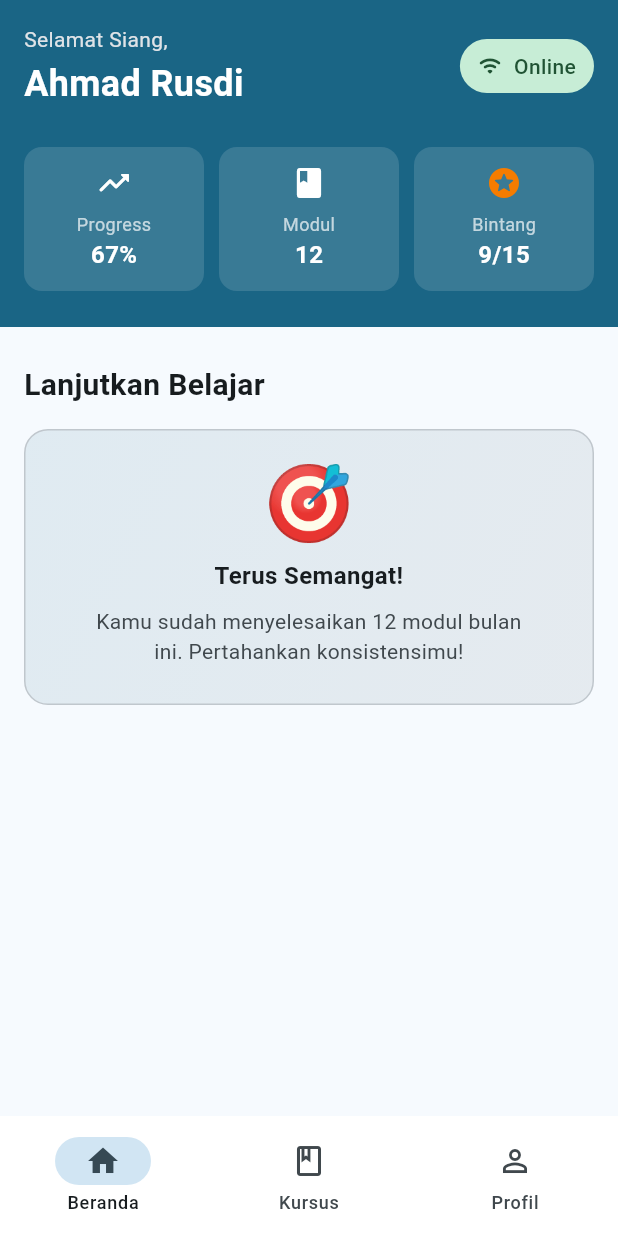
After one commit to JavierGavra/SekolahKita, a Flutter app: the BottomNavigation screen opened directly, on a phone screen of 412 x 824 dp. The commit adds this screen. Run offline on Flutter 3.47's test engine with Material 3 defaults, Android fonts, the phone set to English and light mode, and no system bars; our stand-ins replace connectivity_plus, flutter_svg, sqflite; accounts and stored records are empty.

Commit message:
feat: [JG] create bottom navigation & home page

```diff
--- a/lib/core/utils/navigate/navigate.dart
+++ b/lib/core/utils/navigate/navigate.dart
@@ -1,8 +1,23 @@
 import 'package:flutter/material.dart';
 
-class Navigate {
+abstract class Navigate {
   static void push(BuildContext context, Widget page) {
     Navigator.push(context, MaterialPageRoute(builder: (context) => page));
+  }
+
+  static void pushReplacement(BuildContext context, Widget page) {
+    Navigator.pushReplacement(
+      context,
+      MaterialPageRoute(builder: (context) => page),
+    );
+  }
+
+  static void pushAndRemoveUntil(BuildContext context, Widget page) {
+    Navigator.pushAndRemoveUntil(
+      context,
+      MaterialPageRoute(builder: (context) => page),
+      (route) => false,
+    );
   }
 
   static void pop(BuildContext context, {Object? result}) {
--- /dev/null
+++ b/lib/core/widgets/online_chip.dart
@@ -0,0 +1,97 @@
+import 'package:flutter/material.dart';
+import 'package:sekolah_kita/core/theme/theme.dart';
+import 'dart:async';
+import 'package:connectivity_plus/connectivity_plus.dart';
+
+class OnlineChip extends StatefulWidget {
+  const OnlineChip({super.key});
+
+  @override
+  State<OnlineChip> createState() => _OnlineChipState();
+}
+
+class _OnlineChipState extends State<OnlineChip> {
+  bool _isOnline = true;
+  late StreamSubscription<List<ConnectivityResult>> _connectivitySubscription;
+  final Connectivity _connectivity = Connectivity();
+
+  @override
+  void initState() {
+    super.initState();
+    _checkInitialConnectivity();
+    _listenToConnectivityChanges();
+  }
+
+  Future<void> _checkInitialConnectivity() async {
+    try {
+      final result = await _connectivity.checkConnectivity();
+      _updateConnectionStatus(result);
+    } catch (e) {
+      setState(() {
+        _isOnline = false;
+      });
+    }
+  }
+
+  void _listenToConnectivityChanges() {
+    _connectivitySubscription = _connectivity.onConnectivityChanged.listen((
+      List<ConnectivityResult> result,
+    ) {
+      _updateConnectionStatus(result);
+    });
+  }
+
+  void _updateConnectionStatus(List<ConnectivityResult> result) {
+    setState(() {
+      _isOnline = result.any(
+        (element) =>
+            element == ConnectivityResult.mobile ||
+            element == ConnectivityResult.wifi ||
+            element == ConnectivityResult.ethernet,
+      );
+    });
+  }
+
+  @override
+  void dispose() {
+    _connectivitySubscription.cancel();
+    super.dispose();
+  }
+
+  @override
+  Widget build(BuildContext context) {
+    final color = Theme.of(context).colorScheme;
+
+    return AnimatedContainer(
+      duration: const Duration(milliseconds: 250),
+      padding: const EdgeInsets.symmetric(horizontal: 12, vertical: 8),
+      decoration: BoxDecoration(
+        color: _isOnline ? color.successContainer : color.errorContainer,
+        borderRadius: BorderRadius.circular(24),
+      ),
+      child: Row(
+        mainAxisSize: MainAxisSize.min,
+        spacing: 8,
+        children: [
+          Icon(
+            _isOnline ? Icons.wifi_rounded : Icons.wifi_off_rounded,
+            color: _isOnline
+                ? color.onSuccessContainer
+                : color.onErrorContainer,
+            size: 16,
+          ),
+          Text(
+            _isOnline ? 'Online' : 'Offline',
+            style: TextStyle(
+              color: _isOnline
+                  ? color.onSuccessContainer
+                  : color.onErrorContainer,
+              height: 1.428,
+              fontWeight: FontWeight.w500,
+            ),
+          ),
+        ],
+      ),
+    );
+  }
+}
--- /dev/null
+++ b/lib/features/home/views/pages/home_page.dart
@@ -0,0 +1,37 @@
+import 'package:flutter/material.dart';
+import 'package:sekolah_kita/features/home/views/widgets/greeting_card.dart';
+import 'package:sekolah_kita/features/home/views/widgets/header_section.dart';
+
+class HomePage extends StatelessWidget {
+  const HomePage({super.key});
+
+  @override
+  Widget build(BuildContext context) {
+    return Scaffold(
+      body: Column(
+        children: [
+          HeaderSection(),
+          Container(
+            width: double.infinity,
+            padding: EdgeInsets.symmetric(horizontal: 16, vertical: 24),
+            child: Column(
+              crossAxisAlignment: CrossAxisAlignment.start,
+              children: [
+                Text(
+                  'Lanjutkan Belajar',
+                  style: TextStyle(
+                    fontSize: 20,
+                    height: 1.4,
+                    fontWeight: FontWeight.w600,
+                  ),
+                ),
+                SizedBox(height: 16),
+                GreetingCard(),
+              ],
+            ),
+          ),
+        ],
+      ),
+    );
+  }
+}
--- /dev/null
+++ b/lib/features/home/views/widgets/continue_course_card.dart
@@ -0,0 +1,10 @@
+import 'package:flutter/material.dart';
+
+class ContinueCourseCard extends StatelessWidget {
+  const ContinueCourseCard({super.key});
+
+  @override
+  Widget build(BuildContext context) {
+    return const Placeholder();
+  }
+}
--- /dev/null
+++ b/lib/features/home/views/widgets/greeting_card.dart
@@ -0,0 +1,54 @@
+import 'package:flutter/material.dart';
+
+class GreetingCard extends StatelessWidget {
+  const GreetingCard({super.key});
+
+  @override
+  Widget build(BuildContext context) {
+    final color = Theme.of(context).colorScheme;
+    return Container(
+      padding: const EdgeInsets.symmetric(vertical: 25, horizontal: 40),
+      decoration: BoxDecoration(
+        borderRadius: BorderRadius.circular(16),
+        border: Border.all(color: color.outlineVariant),
+        gradient: LinearGradient(
+          begin: Alignment.topLeft,
+          end: Alignment.bottomRight,
+          colors: [
+            color.primary.withValues(alpha: 0.1),
+            color.secondary.withValues(alpha: 0.1),
+          ],
+        ),
+      ),
+      child: Column(
+        children: [
+          Text(
+            "🎯",
+            textAlign: TextAlign.center,
+            style: TextStyle(fontSize: 48, height: 1),
+          ),
+          const SizedBox(height: 12),
+          Text(
+            'Terus Semangat!',
+            textAlign: TextAlign.center,
+            style: TextStyle(
+              fontSize: 16,
+              fontWeight: FontWeight.w600,
+              height: 1.5,
+            ),
+          ),
+          const SizedBox(height: 8),
+          Text(
+            'Kamu sudah menyelesaikan 12 modul bulan ini. Pertahankan konsistensimu!',
+            textAlign: TextAlign.center,
+            style: TextStyle(
+              color: color.onSurfaceVariant,
+              fontSize: 14,
+              height: 1.428,
+            ),
+          ),
+        ],
+      ),
+    );
+  }
+}
--- /dev/null
+++ b/lib/features/home/views/widgets/header_section.dart
@@ -0,0 +1,116 @@
+import 'package:flutter/material.dart';
+import 'package:sekolah_kita/core/widgets/online_chip.dart';
+
+class HeaderSection extends StatelessWidget {
+  const HeaderSection({super.key});
+
+  @override
+  Widget build(BuildContext context) {
+    final color = Theme.of(context).colorScheme;
+    return Container(
+      width: double.infinity,
+      color: color.primary,
+      padding: const EdgeInsets.fromLTRB(16, 14, 16, 24),
+      child: SafeArea(
+        child: Column(
+          children: [
+            _buildGreeting(color),
+            SizedBox(height: 24),
+            _buildQuickInfo(color),
+          ],
+        ),
+      ),
+    );
+  }
+
+  Widget _buildGreeting(ColorScheme color) {
+    return Row(
+      mainAxisAlignment: MainAxisAlignment.spaceBetween,
+      children: [
+        Column(
+          crossAxisAlignment: CrossAxisAlignment.start,
+          children: [
+            Text(
+              'Selamat Siang,',
+              style: TextStyle(
+                color: color.surfaceContainerHighest,
+                height: 1.714,
+              ),
+            ),
+            Text(
+              'Ahmad Rusdi',
+              style: TextStyle(
+                color: color.onPrimary,
+                fontSize: 24,
+                fontWeight: FontWeight.bold,
+                height: 1.5,
+              ),
+            ),
+          ],
+        ),
+        OnlineChip(),
+      ],
+    );
+  }
+
+  Widget _buildQuickInfo(ColorScheme color) {
+    return Row(
+      mainAxisAlignment: MainAxisAlignment.spaceBetween,
+      spacing: 10,
+      children: [
+        _buildQuickInfoItem(
+          color,
+          Icons.trending_up_rounded,
+          "Progress",
+          "67%",
+        ),
+        _buildQuickInfoItem(color, Icons.book_rounded, "Modul", "12"),
+        _buildQuickInfoItem(color, Icons.stars_rounded, "Bintang", "9/15"),
+      ],
+    );
+  }
+
+  Widget _buildQuickInfoItem(
+    ColorScheme color,
+    IconData icon,
+    String title,
+    String value,
+  ) {
+    return Expanded(
+      child: Container(
+        padding: const EdgeInsets.all(12),
+        decoration: BoxDecoration(
+          color: color.surfaceContainer.withValues(alpha: 0.15),
+          borderRadius: BorderRadius.circular(12),
+        ),
+        child: Column(
+          crossAxisAlignment: CrossAxisAlignment.center,
+          children: [
+            Icon(
+              icon,
+              color: (title == "Bintang") ? Color(0xFFF57C00) : color.onPrimary,
+            ),
+            SizedBox(height: 8),
+            Text(
+              title,
+              style: TextStyle(
+                color: color.onPrimary.withValues(alpha: 0.7),
+                fontSize: 12,
+                height: 1.333,
+              ),
+            ),
+            Text(
+              value,
+              style: TextStyle(
+                color: color.onPrimary,
+                fontSize: 16,
+                fontWeight: FontWeight.w600,
+                height: 1.5,
+              ),
+            ),
+          ],
+        ),
+      ),
+    );
+  }
+}
--- a/lib/features/introduction/views/pages/introduction_page.dart
+++ b/lib/features/introduction/views/pages/introduction_page.dart
@@ -1,7 +1,8 @@
 import 'package:flutter/material.dart';
 import 'package:sekolah_kita/core/constant/svg_assets.dart';
-import 'package:sekolah_kita/core/widgets/custom_snackbar.dart';
+import 'package:sekolah_kita/core/utils/navigate/navigate.dart';
 import 'package:sekolah_kita/features/introduction/views/widgets/intro_slide_view.dart';
+import 'package:sekolah_kita/features/navigation/views/pages/bottom_navigation.dart';
 
 class IntroductionPage extends StatefulWidget {
   const IntroductionPage({super.key});
@@ -72,10 +73,7 @@ class _IntroductionPageState extends State<IntroductionPage> {
         curve: Curves.easeInOut,
       );
     } else {
-      // Aksi ketika tombol "Mulai Sekarang" ditekan
-      // Navigasi ke halaman berikutnya
-      // Navigator.pushReplacement(context, MaterialPageRoute(builder: (_) => HomePage()));
-      showSnackBar(context, SnackBarType.commingSoon);
+      Navigate.pushReplacement(context, BottomNavigation());
     }
   }
 
--- /dev/null
+++ b/lib/features/navigation/views/pages/bottom_navigation.dart
@@ -0,0 +1,52 @@
+import 'package:flutter/material.dart';
+import 'package:sekolah_kita/features/home/views/pages/home_page.dart';
+
+class BottomNavigation extends StatefulWidget {
+  const BottomNavigation({super.key});
+
+  @override
+  State<BottomNavigation> createState() => _BottomNavigationState();
+}
+
+class _BottomNavigationState extends State<BottomNavigation> {
+  int _selectedIndex = 0;
+
+  List<Widget> get _pages => [
+    HomePage(),
+    Center(child: Text('Search Page')),
+    Center(child: Text('Profile Page')),
+  ];
+
+  @override
+  Widget build(BuildContext context) {
+    return Scaffold(
+      body: _pages[_selectedIndex],
+      bottomNavigationBar: NavigationBar(
+        backgroundColor: Theme.of(context).colorScheme.surfaceContainerLowest,
+        selectedIndex: _selectedIndex,
+        onDestinationSelected: (int index) {
+          setState(() {
+            _selectedIndex = index;
+          });
+        },
+        destinations: const <NavigationDestination>[
+          NavigationDestination(
+            icon: Icon(Icons.home_outlined),
+            selectedIcon: Icon(Icons.home),
+            label: 'Beranda',
+          ),
+          NavigationDestination(
+            icon: Icon(Icons.book_outlined),
+            selectedIcon: Icon(Icons.book),
+            label: 'Kursus',
+          ),
+          NavigationDestination(
+            icon: Icon(Icons.person_outline),
+            selectedIcon: Icon(Icons.person),
+            label: 'Profil',
+          ),
+        ],
+      ),
+    );
+  }
+}
--- a/lib/features/splashscreen/views/pages/splashscreen.dart
+++ b/lib/features/splashscreen/views/pages/splashscreen.dart
@@ -11,7 +11,7 @@ class Splashscreen extends StatelessWidget {
     await DatabaseHelper.instance.database;
 
     if (context.mounted) {
-      Navigate.push(context, IntroductionPage());
+      Navigate.pushReplacement(context, IntroductionPage());
     }
   }
 
--- a/pubspec.yaml
+++ b/pubspec.yaml
@@ -18,6 +18,7 @@ dependencies:
   equatable: ^2.0.7
   flutter_svg: ^2.2.3
   shared_preferences: ^2.5.4
+  connectivity_plus: ^7.0.0
 
 dev_dependencies:
   flutter_test:
```
Also changed, not shown: pubspec.lock, 1 other file.
